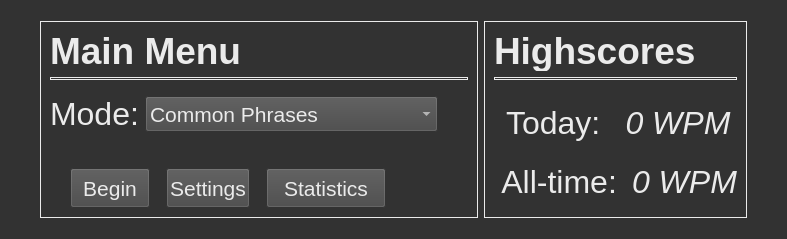
Rolv-Apneseth/ps-typer, file speed-typer/source_ui/mainWindow.ui: the form before one commit.
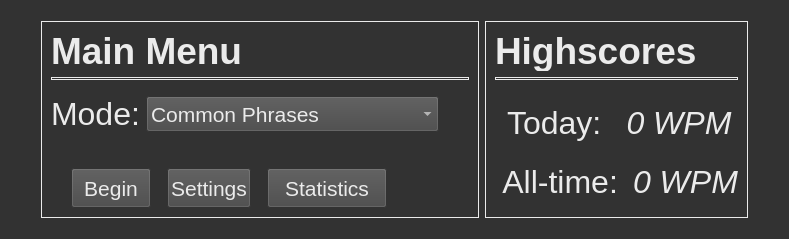
The form after the commit.

Commit message: Made dropdown option of "Randomly Generated Text" into 3 different dropdown options for each corpus

The edit to the form file:
```diff
--- a/speed-typer/source_ui/mainWindow.ui
+++ b/speed-typer/source_ui/mainWindow.ui
@@ -6,7 +6,7 @@
    <rect>
     <x>0</x>
     <y>0</y>
-    <width>787</width>
+    <width>789</width>
     <height>239</height>
    </rect>
   </property>
```
Left out of the diff: 12 changed lines with no effect on the pictures. The commit also changes 1 other file.
